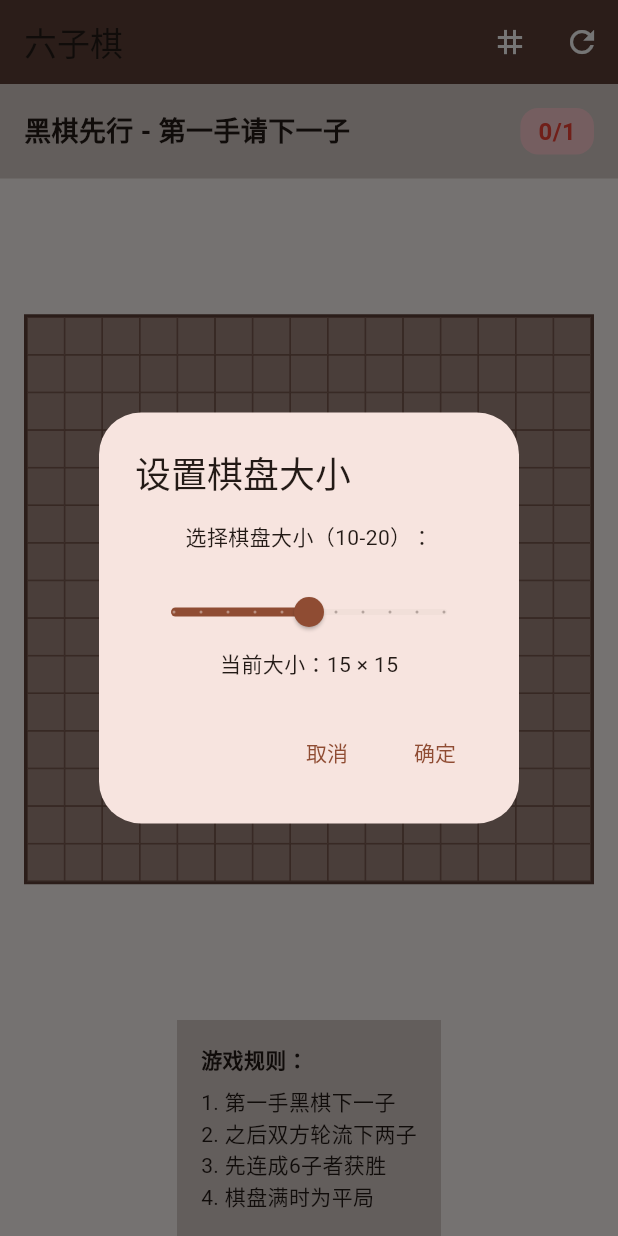
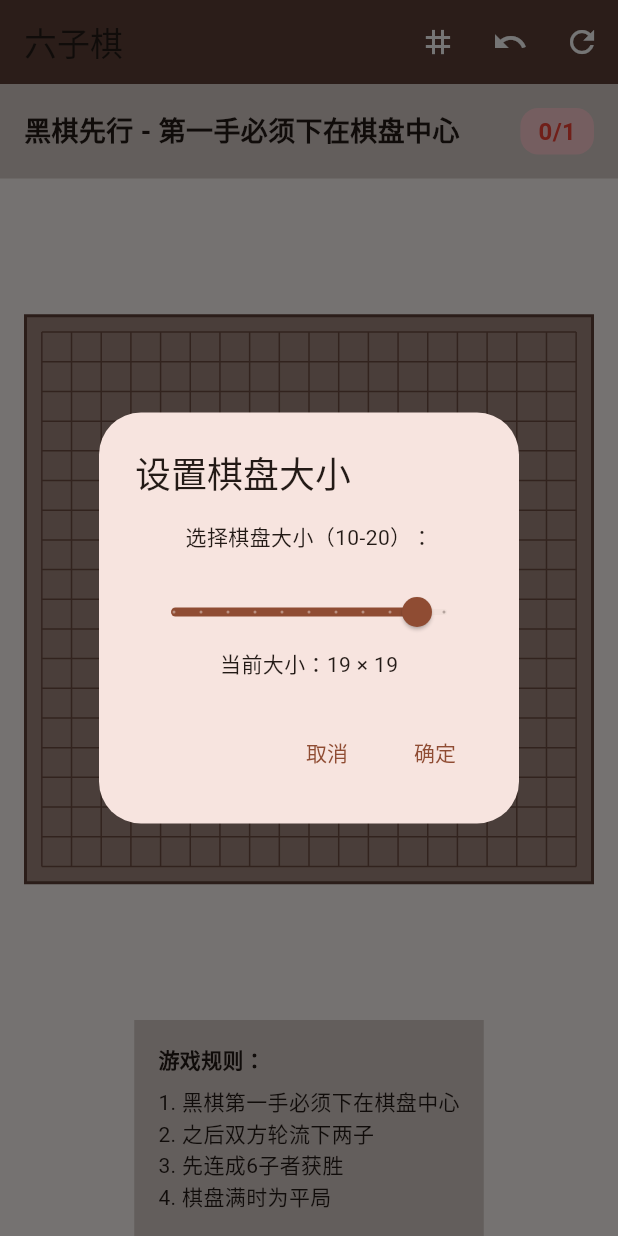
Before and after one commit to hail-pas/homoku, a Flutter app: the screen it shows after launch, after a tap on the "grid 3x3" icon, on a phone screen of 412 x 824 dp. Run offline on Flutter 3.47's test engine with Material 3 defaults, Android fonts, the light colour scheme and no system bars.

Commit message:
feat: undo & piece on the intersection

```diff
--- a/lib/six_moku_game.dart
+++ b/lib/six_moku_game.dart
@@ -11,7 +11,7 @@ class SixMokuGame extends StatefulWidget {
 }
 
 class _SixMokuGameState extends State<SixMokuGame> {
-  int boardSize = 15;
+  int boardSize = 19;
   static const int winCount = 6;
   static const int minBoardSize = 10;
   static const int maxBoardSize = 20;
@@ -19,11 +19,15 @@ class _SixMokuGameState extends State<SixMokuGame> {
   late List<List<Player>> board;
   Player currentPlayer = Player.black;
   bool gameOver = false;
-  String gameStatus = '黑棋先行 - 第一手请下一子';
+  String gameStatus = '黑棋先行 - 第一手必须下在棋盘中心';
   List<List<int>>? firstMovePositions;
   bool isFirstMove = true;
   int selectedFirstMoveCount = 0;
   List<List<int>> tempFirstMoves = [];
+
+  // 悔棋相关变量
+  List<Map<String, dynamic>> moveHistory = [];
+  bool canUndo = false;
 
   @override
   void initState() {
@@ -38,11 +42,13 @@ class _SixMokuGameState extends State<SixMokuGame> {
     );
     currentPlayer = Player.black;
     gameOver = false;
-    gameStatus = '黑棋先行 - 第一手请下一子';
+    gameStatus = '黑棋先行 - 第一手必须下在棋盘中心';
     firstMovePositions = null;
     isFirstMove = true;
     selectedFirstMoveCount = 0;
     tempFirstMoves = [];
+    moveHistory.clear();
+    canUndo = false;
   }
 
   void _showBoardSizeDialog() {
@@ -103,6 +109,9 @@ class _SixMokuGameState extends State<SixMokuGame> {
   void _handleCellTap(int row, int col) {
     if (gameOver || board[row][col] != Player.none) return;
 
+    // 黑棋第一手强制下在中心
+    if (isFirstMove && (row != 9 || col != 9)) return;
+
     if (isFirstMove) {
       _handleFirstMove(row, col);
     } else {
@@ -110,26 +119,32 @@ class _SixMokuGameState extends State<SixMokuGame> {
     }
   }
 
-  void _handleFirstMove(int row, int col) {
-    if (tempFirstMoves.any((pos) => pos[0] == row && pos[1] == col)) {
-      // 取消选择
-      setState(() {
-        tempFirstMoves.removeWhere((pos) => pos[0] == row && pos[1] == col);
-        board[row][col] = Player.none;
-        selectedFirstMoveCount--;
-        gameStatus = '黑棋先行 - 第一手请下一子';
+  void _saveToHistory(int row, int col, Player player, bool wasFirstMove, int moveCount) {
+    moveHistory.add({
+      'row': row,
+      'col': col,
+      'player': player,
+      'wasFirstMove': wasFirstMove,
+      'moveCount': moveCount,
+      'currentPlayer': currentPlayer,
+      'gameStatus': gameStatus,
+      'isFirstMove': isFirstMove,
+      'selectedFirstMoveCount': selectedFirstMoveCount,
+      'tempFirstMoves': List.from(tempFirstMoves),
     });
-      return;
+    canUndo = true;
   }
 
-    if (selectedFirstMoveCount >= 1) return;
+  void _handleFirstMove(int row, int col) {
+    if (row != 9 || col != 9) return; // 必须下在中心
+
+    _saveToHistory(row, col, currentPlayer, true, 1);
 
     setState(() {
       board[row][col] = currentPlayer;
       tempFirstMoves.add([row, col]);
       selectedFirstMoveCount++;
 
-      if (selectedFirstMoveCount == 1) {
       // 第一手完成
       firstMovePositions = List.from(tempFirstMoves);
       isFirstMove = false;
@@ -137,7 +152,6 @@ class _SixMokuGameState extends State<SixMokuGame> {
       gameStatus = '白棋回合 - 请下两子';
       tempFirstMoves.clear();
       selectedFirstMoveCount = 0;
-      }
     });
   }
 
@@ -154,6 +168,8 @@ class _SixMokuGameState extends State<SixMokuGame> {
     }
 
     if (selectedFirstMoveCount >= 2) return;
+
+    _saveToHistory(row, col, currentPlayer, false, selectedFirstMoveCount + 1);
 
     setState(() {
       board[row][col] = currentPlayer;
@@ -186,6 +202,30 @@ class _SixMokuGameState extends State<SixMokuGame> {
           gameStatus = '${_playerName(currentPlayer)}回合 - 还需下 ${2 - selectedFirstMoveCount} 子';
         }
       }
+    });
+  }
+
+  void _undoMove() {
+    if (moveHistory.isEmpty) return;
+
+    setState(() {
+      final lastMove = moveHistory.removeLast();
+
+      // 恢复棋盘状态
+      board[lastMove['row']][lastMove['col']] = Player.none;
+
+      // 恢复游戏状态
+      currentPlayer = lastMove['currentPlayer'];
+      gameStatus = lastMove['gameStatus'];
+      isFirstMove = lastMove['isFirstMove'];
+      selectedFirstMoveCount = lastMove['selectedFirstMoveCount'];
+      tempFirstMoves = List<List<int>>.from(lastMove['tempFirstMoves']);
+
+      // 更新悔棋按钮状态
+      canUndo = moveHistory.isNotEmpty;
+
+      // 游戏重新开始
+      gameOver = false;
     });
   }
 
@@ -307,9 +347,8 @@ class _SixMokuGameState extends State<SixMokuGame> {
             TextButton(
               onPressed: () {
                 Navigator.of(context).pop();
-                _resetGame();
               },
-              child: const Text('重新开始'),
+              child: const Text('确认'),
             ),
           ],
         );
@@ -346,9 +385,8 @@ class _SixMokuGameState extends State<SixMokuGame> {
             TextButton(
               onPressed: () {
                 Navigator.of(context).pop();
-                _resetGame();
               },
-              child: const Text('重新开始'),
+              child: const Text('确认'),
             ),
           ],
         );
@@ -367,6 +405,11 @@ class _SixMokuGameState extends State<SixMokuGame> {
             icon: const Icon(Icons.grid_3x3, color: Colors.white),
             onPressed: _showBoardSizeDialog,
             tooltip: '设置棋盘大小',
+          ),
+          IconButton(
+            icon: const Icon(Icons.undo, color: Colors.white),
+            onPressed: canUndo ? _undoMove : null,
+            tooltip: '悔棋',
           ),
           IconButton(
             icon: const Icon(Icons.refresh, color: Colors.white),
@@ -435,51 +478,49 @@ class _SixMokuGameState extends State<SixMokuGame> {
                     color: Colors.brown[300],
                     border: Border.all(color: Colors.brown[700]!, width: 2),
                   ),
+                  child: CustomPaint(
+                    painter: BoardPainter(boardSize: boardSize),
                     child: GridView.builder(
+                      physics: const NeverScrollableScrollPhysics(),
                       gridDelegate: SliverGridDelegateWithFixedCrossAxisCount(
                         crossAxisCount: boardSize,
+                        childAspectRatio: 1.0,
                       ),
                       itemCount: boardSize * boardSize,
                       itemBuilder: (context, index) {
                         final row = index ~/ boardSize;
                         final col = index % boardSize;
+
                         return GestureDetector(
-                        onTap: () => _handleCellTap(row, col),
+                          onTap: gameOver ? null : () => _handleCellTap(row, col),
                           child: Container(
-                          decoration: BoxDecoration(
-                            color: _getCellBackgroundColor(row, col),
-                            border: Border.all(
-                              color: Colors.brown[600]!,
-                              width: 0.5,
-                            ),
-                          ),
+                            color: Colors.transparent,
                             child: Center(
-                            child: Container(
-                              width: 24,
-                              height: 24,
+                              child: board[row][col] != Player.none
+                                  ? Container(
+                                      width: 28,
+                                      height: 28,
                                       decoration: BoxDecoration(
                                         color: _getCellColor(board[row][col]),
                                         shape: BoxShape.circle,
                                         border: board[row][col] == Player.white
                                             ? Border.all(color: Colors.black, width: 2)
-                                    : (board[row][col] == Player.black
-                                        ? Border.all(color: Colors.grey[300]!, width: 1)
-                                        : null),
-                                boxShadow: board[row][col] != Player.none
-                                    ? [
+                                            : Border.all(color: Colors.grey[300]!, width: 1),
+                                        boxShadow: [
                                           BoxShadow(
                                             color: Colors.black.withValues(alpha: 0.3),
                                             blurRadius: 2,
                                             offset: const Offset(1, 1),
                                           ),
-                                      ]
+                                        ],
+                                      ),
+                                    )
                                   : null,
-                              ),
-                            ),
                             ),
                           ),
                         );
                       },
+                    ),
                   ),
                 ),
               ),
@@ -493,7 +534,7 @@ class _SixMokuGameState extends State<SixMokuGame> {
               children: [
                 Text('游戏规则：', style: TextStyle(fontWeight: FontWeight.bold)),
                 SizedBox(height: 8),
-                Text('1. 第一手黑棋下一子'),
+                Text('1. 黑棋第一手必须下在棋盘中心'),
                 Text('2. 之后双方轮流下两子'),
                 Text('3. 先连成6子者获胜'),
                 Text('4. 棋盘满时为平局'),
@@ -505,3 +546,61 @@ class _SixMokuGameState extends State<SixMokuGame> {
     );
   }
 }
+
+class BoardPainter extends CustomPainter {
+  final int boardSize;
+
+  BoardPainter({required this.boardSize});
+
+  @override
+  void paint(Canvas canvas, Size size) {
+    final paint = Paint()
+      ..color = Colors.brown[600]!
+      ..strokeWidth = 1.0;
+
+    final cellSize = size.width / boardSize;
+    final halfCellSize = cellSize / 2;
+
+    // 绘制竖线
+    for (int i = 0; i < boardSize; i++) {
+      final x = i * cellSize + halfCellSize;
+      canvas.drawLine(
+        Offset(x, halfCellSize),
+        Offset(x, size.height - halfCellSize),
+        paint,
+      );
+    }
+
+    // 绘制横线
+    for (int i = 0; i < boardSize; i++) {
+      final y = i * cellSize + halfCellSize;
+      canvas.drawLine(
+        Offset(halfCellSize, y),
+        Offset(size.width - halfCellSize, y),
+        paint,
+      );
+    }
+
+    // 绘制天元和星位
+    final starPaint = Paint()
+      ..color = Colors.brown[800]!
+      ..strokeWidth = 3.0;
+
+    final starPositions = [
+      [3, 3], [3, 9], [3, 15],
+      [9, 3], [9, 9], [9, 15],
+      [15, 3], [15, 9], [15, 15],
+    ];
+
+    for (final pos in starPositions) {
+      if (pos[0] < boardSize && pos[1] < boardSize) {
+        final x = pos[1] * cellSize + halfCellSize;
+        final y = pos[0] * cellSize + halfCellSize;
+        canvas.drawCircle(Offset(x, y), 3.0, starPaint);
+      }
+    }
+  }
+
+  @override
+  bool shouldRepaint(covariant CustomPainter oldDelegate) => false;
+}
```
Lines whose indentation alone changed are shown as unchanged.
